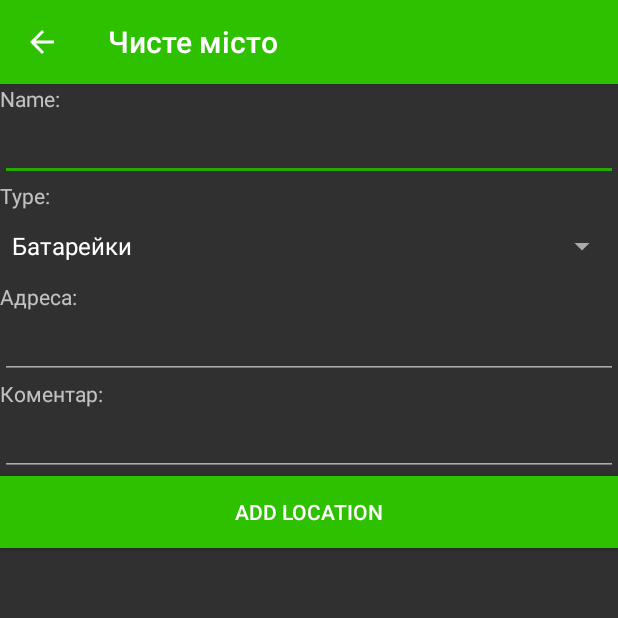
After one commit to snigavig/clean-city-android-new, an Android app: the AddLocationActivity screen opened directly, with no data from a screen before it, on a phone screen of 412 x 824 dp, the top half of it. The commit adds this screen. Run offline under Robolectric (Android 15) with nearby library versions, the phone set to English and light mode, and no system bars; libraries missing offline, so code that uses them is left out: com.activeandroid, com.activeandroid.content.

Commit message:
add location activity init

```diff
--- a/app/src/main/AndroidManifest.xml
+++ b/app/src/main/AndroidManifest.xml
@@ -62,6 +62,10 @@
             </intent-filter>
         </activity>
 
+        <activity
+            android:name=".activity.AddLocationActivity"
+            android:label="@string/app_name"></activity>
+
         <provider
             android:name="com.activeandroid.content.ContentProvider"
             android:authorities="com.goodcodeforfun.cleancitybattery"
--- /dev/null
+++ b/app/src/main/java/com/goodcodeforfun/cleancitybattery/activity/AddLocationActivity.java
@@ -0,0 +1,51 @@
+package com.goodcodeforfun.cleancitybattery.activity;
+
+import android.os.Bundle;
+import android.support.v7.app.ActionBar;
+import android.support.v7.app.AppCompatActivity;
+import android.support.v7.widget.Toolbar;
+import android.view.MenuItem;
+import android.view.View;
+import android.widget.ArrayAdapter;
+import android.widget.Spinner;
+
+import com.goodcodeforfun.cleancitybattery.R;
+
+/**
+ * Created by snigavig on 06.09.15.
+ */
+public class AddLocationActivity extends AppCompatActivity implements View.OnClickListener {
+    @Override
+    protected void onCreate(final Bundle savedInstanceState) {
+        super.onCreate(savedInstanceState);
+        setContentView(R.layout.activity_add_location);
+        Toolbar toolbar = (Toolbar) findViewById(R.id.toolbar);
+        setSupportActionBar(toolbar);
+        ActionBar actionBar = getSupportActionBar();
+        if (actionBar != null) {
+            actionBar.setDisplayShowHomeEnabled(true);
+            actionBar.setDisplayHomeAsUpEnabled(true);
+            actionBar.setHomeButtonEnabled(true);
+        }
+        Spinner mySpinner = (Spinner) findViewById(R.id.spinner);
+        mySpinner.setAdapter(new ArrayAdapter<>(this, android.R.layout.simple_spinner_dropdown_item, MainActivity.LocationType.values()));
+    }
+
+    @Override
+    public boolean onOptionsItemSelected(MenuItem menuItem) {
+        if (menuItem.getItemId() == android.R.id.home) {
+            finish();
+        }
+        return super.onOptionsItemSelected(menuItem);
+    }
+
+    @Override
+    public void onClick(View v) {
+        switch (v.getId()) {
+            case R.id.add_location_button:
+                break;
+            default:
+                //muah
+        }
+    }
+}
--- /dev/null
+++ b/app/src/main/res/layout/activity_add_location.xml
@@ -0,0 +1,84 @@
+<FrameLayout xmlns:android="http://schemas.android.com/apk/res/android"
+    android:layout_width="match_parent"
+    android:layout_height="match_parent"
+    android:fillViewport="true">
+
+    <!-- Toolbar instead of ActionBar so the drawer can slide on top -->
+    <android.support.v7.widget.Toolbar
+        android:id="@+id/toolbar"
+        android:layout_width="match_parent"
+        android:layout_height="@dimen/abc_action_bar_default_height_material"
+        android:background="?attr/colorPrimary"
+        android:theme="@style/ThemeOverlay.AppCompat.Dark.ActionBar" />
+
+    <!-- Real content goes here -->
+    <ScrollView
+        android:id="@+id/scrollView"
+        android:layout_width="match_parent"
+        android:layout_height="match_parent"
+        android:layout_marginTop="@dimen/abc_action_bar_default_height_material"
+        android:fillViewport="true">
+
+        <LinearLayout
+            android:layout_width="match_parent"
+            android:layout_height="wrap_content"
+            android:orientation="vertical">
+
+            <TextView
+                android:id="@+id/textView2"
+                android:layout_width="wrap_content"
+                android:layout_height="wrap_content"
+                android:text="Name:" />
+
+            <EditText
+                android:id="@+id/editText"
+                android:layout_width="match_parent"
+                android:layout_height="wrap_content" />
+
+            <TextView
+                android:id="@+id/textView3"
+                android:layout_width="wrap_content"
+                android:layout_height="wrap_content"
+                android:text="Type:" />
+
+            <Spinner
+                android:id="@+id/spinner"
+                android:layout_width="match_parent"
+                android:layout_height="wrap_content" />
+
+            <TextView
+                android:id="@+id/textView5"
+                android:layout_width="wrap_content"
+                android:layout_height="wrap_content"
+                android:text="Адреса:" />
+
+            <EditText
+                android:id="@+id/editText3"
+                android:layout_width="match_parent"
+                android:layout_height="wrap_content"
+                android:ems="10"
+                android:inputType="textPostalAddress" />
+
+            <TextView
+                android:id="@+id/textView4"
+                android:layout_width="wrap_content"
+                android:layout_height="wrap_content"
+                android:text="Коментар:" />
+
+            <EditText
+                android:id="@+id/editText2"
+                android:layout_width="match_parent"
+                android:layout_height="wrap_content"
+                android:ems="10"
+                android:inputType="textMultiLine" />
+
+            <Button
+                android:id="@+id/add_location_button"
+                android:layout_width="match_parent"
+                android:layout_height="wrap_content"
+                android:background="@color/primary"
+                android:text="ADD LOCATION" />
+        </LinearLayout>
+    </ScrollView>
+
+</FrameLayout>
```
Also changed, not shown: app/src/main/java/com/goodcodeforfun/cleancitybattery/activity/MainActivity.java (+56 -10 lines).
